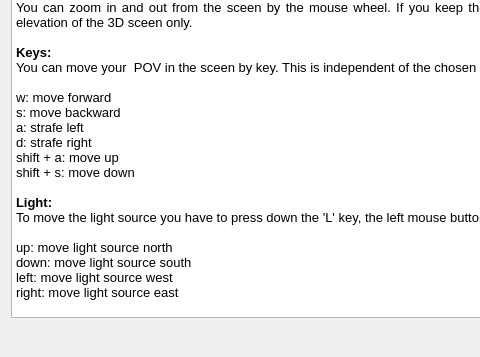
The window that src/IDlg3DHelp.ui (ntruchsess/QLandkarteGT) describes before a commit, drawn with Qt 5; both pictures show x 0 to 480 and y 301 to 658 of the 794 by 658 pixel window.
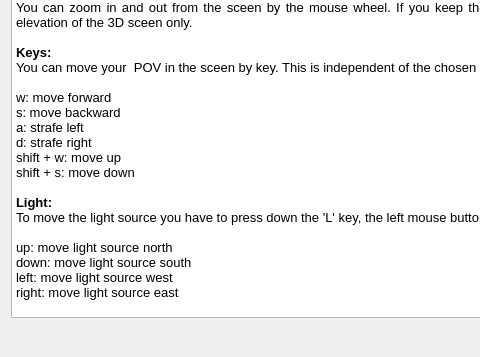
The same window after the commit.

```diff
--- a/src/IDlg3DHelp.ui
+++ b/src/IDlg3DHelp.ui
@@ -20,42 +20,42 @@
       <string>&lt;!DOCTYPE HTML PUBLIC &quot;-//W3C//DTD HTML 4.0//EN&quot; &quot;http://www.w3.org/TR/REC-html40/strict.dtd&quot;&gt;
 &lt;html&gt;&lt;head&gt;&lt;meta name=&quot;qrichtext&quot; content=&quot;1&quot; /&gt;&lt;style type=&quot;text/css&quot;&gt;
 p, li { white-space: pre-wrap; }
-&lt;/style&gt;&lt;/head&gt;&lt;body style=&quot; font-family:'Sans Serif'; font-size:10pt; font-weight:400; font-style:normal;&quot;&gt;
-&lt;p align=&quot;justify&quot; style=&quot; margin-top:0px; margin-bottom:0px; margin-left:0px; margin-right:0px; -qt-block-indent:0; text-indent:0px;&quot;&gt;&lt;span style=&quot; font-weight:600;&quot;&gt;How to control the 3D view&lt;/span&gt;&lt;/p&gt;
-&lt;p align=&quot;justify&quot; style=&quot;-qt-paragraph-type:empty; margin-top:0px; margin-bottom:0px; margin-left:0px; margin-right:0px; -qt-block-indent:0; text-indent:0px; font-weight:600;&quot;&gt;&lt;/p&gt;
-&lt;p align=&quot;justify&quot; style=&quot; margin-top:0px; margin-bottom:0px; margin-left:0px; margin-right:0px; -qt-block-indent:0; text-indent:0px;&quot;&gt;The view and the point of view (POV) are moved by several keys together with mouse movements. &lt;/p&gt;
-&lt;p align=&quot;justify&quot; style=&quot;-qt-paragraph-type:empty; margin-top:0px; margin-bottom:0px; margin-left:0px; margin-right:0px; -qt-block-indent:0; text-indent:0px;&quot;&gt;&lt;/p&gt;
-&lt;p align=&quot;justify&quot; style=&quot; margin-top:0px; margin-bottom:0px; margin-left:0px; margin-right:0px; -qt-block-indent:0; text-indent:0px;&quot;&gt;&lt;span style=&quot; font-weight:600;&quot;&gt;FPV/Rotate:&lt;/span&gt;&lt;/p&gt;
-&lt;p align=&quot;justify&quot; style=&quot; margin-top:0px; margin-bottom:0px; margin-left:0px; margin-right:0px; -qt-block-indent:0; text-indent:0px;&quot;&gt;There are two basic modes: The first person view (FPV) mode and the rotation mode. In FPV mode your POV is moving freely in the screen. In rotation mode your POV is circling around the map center.&lt;/p&gt;
-&lt;p align=&quot;justify&quot; style=&quot;-qt-paragraph-type:empty; margin-top:0px; margin-bottom:0px; margin-left:0px; margin-right:0px; -qt-block-indent:0; text-indent:0px;&quot;&gt;&lt;/p&gt;
-&lt;p align=&quot;justify&quot; style=&quot; margin-top:0px; margin-bottom:0px; margin-left:0px; margin-right:0px; -qt-block-indent:0; text-indent:0px;&quot;&gt;&lt;span style=&quot; font-weight:600;&quot;&gt;Track mode:&lt;/span&gt;&lt;/p&gt;
-&lt;p align=&quot;justify&quot; style=&quot; margin-top:0px; margin-bottom:0px; margin-left:0px; margin-right:0px; -qt-block-indent:0; text-indent:0px;&quot;&gt;In track mode the POV is tied to a point within a selected track. You can use the 'w' and 's' key to move along the track. You can use the mouse (left button pressed) to look around.&lt;/p&gt;
-&lt;p align=&quot;justify&quot; style=&quot;-qt-paragraph-type:empty; margin-top:0px; margin-bottom:0px; margin-left:0px; margin-right:0px; -qt-block-indent:0; text-indent:0px;&quot;&gt;&lt;/p&gt;
-&lt;p align=&quot;justify&quot; style=&quot; margin-top:0px; margin-bottom:0px; margin-left:0px; margin-right:0px; -qt-block-indent:0; text-indent:0px;&quot;&gt;&lt;span style=&quot; font-weight:600;&quot;&gt;Mouse:&lt;/span&gt;&lt;/p&gt;
-&lt;p align=&quot;justify&quot; style=&quot; margin-top:0px; margin-bottom:0px; margin-left:0px; margin-right:0px; -qt-block-indent:0; text-indent:0px;&quot;&gt;You can control your POV by mouse movements. You have to press the left mouse button while moving the mouse. Moving the mouse up and down will make your POV look up and down. Moving your map left and right will depend on the mode:&lt;/p&gt;
-&lt;p align=&quot;justify&quot; style=&quot;-qt-paragraph-type:empty; margin-top:0px; margin-bottom:0px; margin-left:0px; margin-right:0px; -qt-block-indent:0; text-indent:0px;&quot;&gt;&lt;/p&gt;
-&lt;p align=&quot;justify&quot; style=&quot; margin-top:0px; margin-bottom:0px; margin-left:0px; margin-right:0px; -qt-block-indent:0; text-indent:0px;&quot;&gt;FPV: you turn around your own axis. Rotate: you rotate the complete screen&lt;/p&gt;
-&lt;p align=&quot;justify&quot; style=&quot;-qt-paragraph-type:empty; margin-top:0px; margin-bottom:0px; margin-left:0px; margin-right:0px; -qt-block-indent:0; text-indent:0px;&quot;&gt;&lt;/p&gt;
-&lt;p align=&quot;justify&quot; style=&quot; margin-top:0px; margin-bottom:0px; margin-left:0px; margin-right:0px; -qt-block-indent:0; text-indent:0px;&quot;&gt;&lt;span style=&quot; font-weight:600;&quot;&gt;Mouse wheel:&lt;/span&gt;&lt;/p&gt;
-&lt;p align=&quot;justify&quot; style=&quot; margin-top:0px; margin-bottom:0px; margin-left:0px; margin-right:0px; -qt-block-indent:0; text-indent:0px;&quot;&gt;You can zoom in and out from the sceen by the mouse wheel. If you keep the shift key pressed while scrolling you change the elevation of the 3D sceen only.&lt;/p&gt;
-&lt;p align=&quot;justify&quot; style=&quot;-qt-paragraph-type:empty; margin-top:0px; margin-bottom:0px; margin-left:0px; margin-right:0px; -qt-block-indent:0; text-indent:0px;&quot;&gt;&lt;/p&gt;
-&lt;p align=&quot;justify&quot; style=&quot; margin-top:0px; margin-bottom:0px; margin-left:0px; margin-right:0px; -qt-block-indent:0; text-indent:0px;&quot;&gt;&lt;span style=&quot; font-weight:600;&quot;&gt;Keys:&lt;/span&gt;&lt;/p&gt;
-&lt;p align=&quot;justify&quot; style=&quot; margin-top:0px; margin-bottom:0px; margin-left:0px; margin-right:0px; -qt-block-indent:0; text-indent:0px;&quot;&gt;You can move your  POV in the sceen by key. This is independent of the chosen mode.&lt;/p&gt;
-&lt;p align=&quot;justify&quot; style=&quot;-qt-paragraph-type:empty; margin-top:0px; margin-bottom:0px; margin-left:0px; margin-right:0px; -qt-block-indent:0; text-indent:0px;&quot;&gt;&lt;/p&gt;
-&lt;p align=&quot;justify&quot; style=&quot; margin-top:0px; margin-bottom:0px; margin-left:0px; margin-right:0px; -qt-block-indent:0; text-indent:0px;&quot;&gt;w: move forward&lt;/p&gt;
-&lt;p align=&quot;justify&quot; style=&quot; margin-top:0px; margin-bottom:0px; margin-left:0px; margin-right:0px; -qt-block-indent:0; text-indent:0px;&quot;&gt;s: move backward&lt;/p&gt;
-&lt;p align=&quot;justify&quot; style=&quot; margin-top:0px; margin-bottom:0px; margin-left:0px; margin-right:0px; -qt-block-indent:0; text-indent:0px;&quot;&gt;a: strafe left&lt;/p&gt;
-&lt;p align=&quot;justify&quot; style=&quot; margin-top:0px; margin-bottom:0px; margin-left:0px; margin-right:0px; -qt-block-indent:0; text-indent:0px;&quot;&gt;d: strafe right&lt;/p&gt;
-&lt;p align=&quot;justify&quot; style=&quot; margin-top:0px; margin-bottom:0px; margin-left:0px; margin-right:0px; -qt-block-indent:0; text-indent:0px;&quot;&gt;shift + a: move up&lt;/p&gt;
-&lt;p align=&quot;justify&quot; style=&quot; margin-top:0px; margin-bottom:0px; margin-left:0px; margin-right:0px; -qt-block-indent:0; text-indent:0px;&quot;&gt;shift + s: move down&lt;/p&gt;
-&lt;p align=&quot;justify&quot; style=&quot;-qt-paragraph-type:empty; margin-top:0px; margin-bottom:0px; margin-left:0px; margin-right:0px; -qt-block-indent:0; text-indent:0px;&quot;&gt;&lt;/p&gt;
-&lt;p align=&quot;justify&quot; style=&quot; margin-top:0px; margin-bottom:0px; margin-left:0px; margin-right:0px; -qt-block-indent:0; text-indent:0px;&quot;&gt;&lt;span style=&quot; font-weight:600;&quot;&gt;Light:&lt;/span&gt;&lt;/p&gt;
-&lt;p align=&quot;justify&quot; style=&quot; margin-top:0px; margin-bottom:0px; margin-left:0px; margin-right:0px; -qt-block-indent:0; text-indent:0px;&quot;&gt;To move the light source you have to press down the 'L' key, the left mouse button and move the mouse.&lt;/p&gt;
-&lt;p align=&quot;justify&quot; style=&quot;-qt-paragraph-type:empty; margin-top:0px; margin-bottom:0px; margin-left:0px; margin-right:0px; -qt-block-indent:0; text-indent:0px;&quot;&gt;&lt;/p&gt;
-&lt;p align=&quot;justify&quot; style=&quot; margin-top:0px; margin-bottom:0px; margin-left:0px; margin-right:0px; -qt-block-indent:0; text-indent:0px;&quot;&gt;up: move light source north&lt;/p&gt;
-&lt;p align=&quot;justify&quot; style=&quot; margin-top:0px; margin-bottom:0px; margin-left:0px; margin-right:0px; -qt-block-indent:0; text-indent:0px;&quot;&gt;down: move light source south&lt;/p&gt;
-&lt;p align=&quot;justify&quot; style=&quot; margin-top:0px; margin-bottom:0px; margin-left:0px; margin-right:0px; -qt-block-indent:0; text-indent:0px;&quot;&gt;left: move light source west&lt;/p&gt;
-&lt;p align=&quot;justify&quot; style=&quot; margin-top:0px; margin-bottom:0px; margin-left:0px; margin-right:0px; -qt-block-indent:0; text-indent:0px;&quot;&gt;right: move light source east&lt;/p&gt;&lt;/body&gt;&lt;/html&gt;</string>
+&lt;/style&gt;&lt;/head&gt;&lt;body style=&quot; font-family:'DejaVu Sans'; font-size:10pt; font-weight:400; font-style:normal;&quot;&gt;
+&lt;p align=&quot;justify&quot; style=&quot; margin-top:0px; margin-bottom:0px; margin-left:0px; margin-right:0px; -qt-block-indent:0; text-indent:0px;&quot;&gt;&lt;span style=&quot; font-family:'Sans Serif'; font-weight:600;&quot;&gt;How to control the 3D view&lt;/span&gt;&lt;/p&gt;
+&lt;p align=&quot;justify&quot; style=&quot;-qt-paragraph-type:empty; margin-top:0px; margin-bottom:0px; margin-left:0px; margin-right:0px; -qt-block-indent:0; text-indent:0px; font-family:'Sans Serif'; font-weight:600;&quot;&gt;&lt;/p&gt;
+&lt;p align=&quot;justify&quot; style=&quot; margin-top:0px; margin-bottom:0px; margin-left:0px; margin-right:0px; -qt-block-indent:0; text-indent:0px;&quot;&gt;&lt;span style=&quot; font-family:'Sans Serif';&quot;&gt;The view and the point of view (POV) are moved by several keys together with mouse movements. &lt;/span&gt;&lt;/p&gt;
+&lt;p align=&quot;justify&quot; style=&quot;-qt-paragraph-type:empty; margin-top:0px; margin-bottom:0px; margin-left:0px; margin-right:0px; -qt-block-indent:0; text-indent:0px; font-family:'Sans Serif';&quot;&gt;&lt;/p&gt;
+&lt;p align=&quot;justify&quot; style=&quot; margin-top:0px; margin-bottom:0px; margin-left:0px; margin-right:0px; -qt-block-indent:0; text-indent:0px;&quot;&gt;&lt;span style=&quot; font-family:'Sans Serif'; font-weight:600;&quot;&gt;FPV/Rotate:&lt;/span&gt;&lt;/p&gt;
+&lt;p align=&quot;justify&quot; style=&quot; margin-top:0px; margin-bottom:0px; margin-left:0px; margin-right:0px; -qt-block-indent:0; text-indent:0px;&quot;&gt;&lt;span style=&quot; font-family:'Sans Serif';&quot;&gt;There are two basic modes: The first person view (FPV) mode and the rotation mode. In FPV mode your POV is moving freely in the screen. In rotation mode your POV is circling around the map center.&lt;/span&gt;&lt;/p&gt;
+&lt;p align=&quot;justify&quot; style=&quot;-qt-paragraph-type:empty; margin-top:0px; margin-bottom:0px; margin-left:0px; margin-right:0px; -qt-block-indent:0; text-indent:0px; font-family:'Sans Serif';&quot;&gt;&lt;/p&gt;
+&lt;p align=&quot;justify&quot; style=&quot; margin-top:0px; margin-bottom:0px; margin-left:0px; margin-right:0px; -qt-block-indent:0; text-indent:0px;&quot;&gt;&lt;span style=&quot; font-family:'Sans Serif'; font-weight:600;&quot;&gt;Track mode:&lt;/span&gt;&lt;/p&gt;
+&lt;p align=&quot;justify&quot; style=&quot; margin-top:0px; margin-bottom:0px; margin-left:0px; margin-right:0px; -qt-block-indent:0; text-indent:0px;&quot;&gt;&lt;span style=&quot; font-family:'Sans Serif';&quot;&gt;In track mode the POV is tied to a point within a selected track. You can use the 'w' and 's' key to move along the track. You can use the mouse (left button pressed) to look around.&lt;/span&gt;&lt;/p&gt;
+&lt;p align=&quot;justify&quot; style=&quot;-qt-paragraph-type:empty; margin-top:0px; margin-bottom:0px; margin-left:0px; margin-right:0px; -qt-block-indent:0; text-indent:0px; font-family:'Sans Serif';&quot;&gt;&lt;/p&gt;
+&lt;p align=&quot;justify&quot; style=&quot; margin-top:0px; margin-bottom:0px; margin-left:0px; margin-right:0px; -qt-block-indent:0; text-indent:0px;&quot;&gt;&lt;span style=&quot; font-family:'Sans Serif'; font-weight:600;&quot;&gt;Mouse:&lt;/span&gt;&lt;/p&gt;
+&lt;p align=&quot;justify&quot; style=&quot; margin-top:0px; margin-bottom:0px; margin-left:0px; margin-right:0px; -qt-block-indent:0; text-indent:0px;&quot;&gt;&lt;span style=&quot; font-family:'Sans Serif';&quot;&gt;You can control your POV by mouse movements. You have to press the left mouse button while moving the mouse. Moving the mouse up and down will make your POV look up and down. Moving your map left and right will depend on the mode:&lt;/span&gt;&lt;/p&gt;
+&lt;p align=&quot;justify&quot; style=&quot;-qt-paragraph-type:empty; margin-top:0px; margin-bottom:0px; margin-left:0px; margin-right:0px; -qt-block-indent:0; text-indent:0px; font-family:'Sans Serif';&quot;&gt;&lt;/p&gt;
+&lt;p align=&quot;justify&quot; style=&quot; margin-top:0px; margin-bottom:0px; margin-left:0px; margin-right:0px; -qt-block-indent:0; text-indent:0px;&quot;&gt;&lt;span style=&quot; font-family:'Sans Serif';&quot;&gt;FPV: you turn around your own axis. Rotate: you rotate the complete screen&lt;/span&gt;&lt;/p&gt;
+&lt;p align=&quot;justify&quot; style=&quot;-qt-paragraph-type:empty; margin-top:0px; margin-bottom:0px; margin-left:0px; margin-right:0px; -qt-block-indent:0; text-indent:0px; font-family:'Sans Serif';&quot;&gt;&lt;/p&gt;
+&lt;p align=&quot;justify&quot; style=&quot; margin-top:0px; margin-bottom:0px; margin-left:0px; margin-right:0px; -qt-block-indent:0; text-indent:0px;&quot;&gt;&lt;span style=&quot; font-family:'Sans Serif'; font-weight:600;&quot;&gt;Mouse wheel:&lt;/span&gt;&lt;/p&gt;
+&lt;p align=&quot;justify&quot; style=&quot; margin-top:0px; margin-bottom:0px; margin-left:0px; margin-right:0px; -qt-block-indent:0; text-indent:0px;&quot;&gt;&lt;span style=&quot; font-family:'Sans Serif';&quot;&gt;You can zoom in and out from the sceen by the mouse wheel. If you keep the shift key pressed while scrolling you change the elevation of the 3D sceen only.&lt;/span&gt;&lt;/p&gt;
+&lt;p align=&quot;justify&quot; style=&quot;-qt-paragraph-type:empty; margin-top:0px; margin-bottom:0px; margin-left:0px; margin-right:0px; -qt-block-indent:0; text-indent:0px; font-family:'Sans Serif';&quot;&gt;&lt;/p&gt;
+&lt;p align=&quot;justify&quot; style=&quot; margin-top:0px; margin-bottom:0px; margin-left:0px; margin-right:0px; -qt-block-indent:0; text-indent:0px;&quot;&gt;&lt;span style=&quot; font-family:'Sans Serif'; font-weight:600;&quot;&gt;Keys:&lt;/span&gt;&lt;/p&gt;
+&lt;p align=&quot;justify&quot; style=&quot; margin-top:0px; margin-bottom:0px; margin-left:0px; margin-right:0px; -qt-block-indent:0; text-indent:0px;&quot;&gt;&lt;span style=&quot; font-family:'Sans Serif';&quot;&gt;You can move your  POV in the sceen by key. This is independent of the chosen mode.&lt;/span&gt;&lt;/p&gt;
+&lt;p align=&quot;justify&quot; style=&quot;-qt-paragraph-type:empty; margin-top:0px; margin-bottom:0px; margin-left:0px; margin-right:0px; -qt-block-indent:0; text-indent:0px; font-family:'Sans Serif';&quot;&gt;&lt;/p&gt;
+&lt;p align=&quot;justify&quot; style=&quot; margin-top:0px; margin-bottom:0px; margin-left:0px; margin-right:0px; -qt-block-indent:0; text-indent:0px;&quot;&gt;&lt;span style=&quot; font-family:'Sans Serif';&quot;&gt;w: move forward&lt;/span&gt;&lt;/p&gt;
+&lt;p align=&quot;justify&quot; style=&quot; margin-top:0px; margin-bottom:0px; margin-left:0px; margin-right:0px; -qt-block-indent:0; text-indent:0px;&quot;&gt;&lt;span style=&quot; font-family:'Sans Serif';&quot;&gt;s: move backward&lt;/span&gt;&lt;/p&gt;
+&lt;p align=&quot;justify&quot; style=&quot; margin-top:0px; margin-bottom:0px; margin-left:0px; margin-right:0px; -qt-block-indent:0; text-indent:0px;&quot;&gt;&lt;span style=&quot; font-family:'Sans Serif';&quot;&gt;a: strafe left&lt;/span&gt;&lt;/p&gt;
+&lt;p align=&quot;justify&quot; style=&quot; margin-top:0px; margin-bottom:0px; margin-left:0px; margin-right:0px; -qt-block-indent:0; text-indent:0px;&quot;&gt;&lt;span style=&quot; font-family:'Sans Serif';&quot;&gt;d: strafe right&lt;/span&gt;&lt;/p&gt;
+&lt;p align=&quot;justify&quot; style=&quot; margin-top:0px; margin-bottom:0px; margin-left:0px; margin-right:0px; -qt-block-indent:0; text-indent:0px;&quot;&gt;&lt;span style=&quot; font-family:'Sans Serif';&quot;&gt;shift + w: move up&lt;/span&gt;&lt;/p&gt;
+&lt;p align=&quot;justify&quot; style=&quot; margin-top:0px; margin-bottom:0px; margin-left:0px; margin-right:0px; -qt-block-indent:0; text-indent:0px;&quot;&gt;&lt;span style=&quot; font-family:'Sans Serif';&quot;&gt;shift + s: move down&lt;/span&gt;&lt;/p&gt;
+&lt;p align=&quot;justify&quot; style=&quot;-qt-paragraph-type:empty; margin-top:0px; margin-bottom:0px; margin-left:0px; margin-right:0px; -qt-block-indent:0; text-indent:0px; font-family:'Sans Serif';&quot;&gt;&lt;/p&gt;
+&lt;p align=&quot;justify&quot; style=&quot; margin-top:0px; margin-bottom:0px; margin-left:0px; margin-right:0px; -qt-block-indent:0; text-indent:0px;&quot;&gt;&lt;span style=&quot; font-family:'Sans Serif'; font-weight:600;&quot;&gt;Light:&lt;/span&gt;&lt;/p&gt;
+&lt;p align=&quot;justify&quot; style=&quot; margin-top:0px; margin-bottom:0px; margin-left:0px; margin-right:0px; -qt-block-indent:0; text-indent:0px;&quot;&gt;&lt;span style=&quot; font-family:'Sans Serif';&quot;&gt;To move the light source you have to press down the 'L' key, the left mouse button and move the mouse.&lt;/span&gt;&lt;/p&gt;
+&lt;p align=&quot;justify&quot; style=&quot;-qt-paragraph-type:empty; margin-top:0px; margin-bottom:0px; margin-left:0px; margin-right:0px; -qt-block-indent:0; text-indent:0px; font-family:'Sans Serif';&quot;&gt;&lt;/p&gt;
+&lt;p align=&quot;justify&quot; style=&quot; margin-top:0px; margin-bottom:0px; margin-left:0px; margin-right:0px; -qt-block-indent:0; text-indent:0px;&quot;&gt;&lt;span style=&quot; font-family:'Sans Serif';&quot;&gt;up: move light source north&lt;/span&gt;&lt;/p&gt;
+&lt;p align=&quot;justify&quot; style=&quot; margin-top:0px; margin-bottom:0px; margin-left:0px; margin-right:0px; -qt-block-indent:0; text-indent:0px;&quot;&gt;&lt;span style=&quot; font-family:'Sans Serif';&quot;&gt;down: move light source south&lt;/span&gt;&lt;/p&gt;
+&lt;p align=&quot;justify&quot; style=&quot; margin-top:0px; margin-bottom:0px; margin-left:0px; margin-right:0px; -qt-block-indent:0; text-indent:0px;&quot;&gt;&lt;span style=&quot; font-family:'Sans Serif';&quot;&gt;left: move light source west&lt;/span&gt;&lt;/p&gt;
+&lt;p align=&quot;justify&quot; style=&quot; margin-top:0px; margin-bottom:0px; margin-left:0px; margin-right:0px; -qt-block-indent:0; text-indent:0px;&quot;&gt;&lt;span style=&quot; font-family:'Sans Serif';&quot;&gt;right: move light source east&lt;/span&gt;&lt;/p&gt;&lt;/body&gt;&lt;/html&gt;</string>
      </property>
     </widget>
    </item>
```
